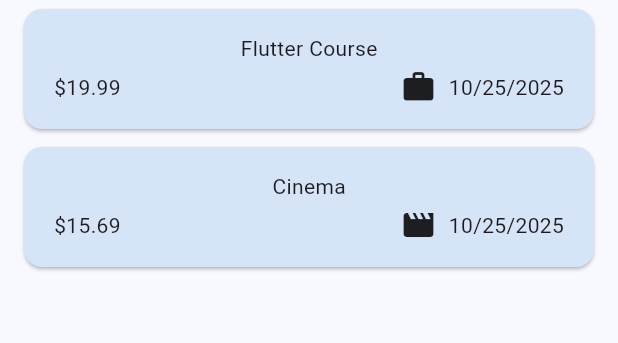
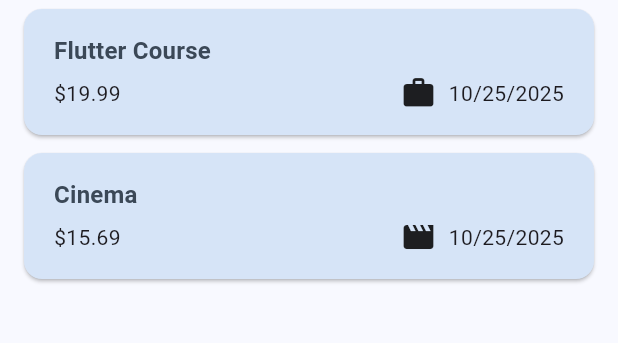
Before and after one commit to huseyinozenalbayrak/flutter-expense-tracker, a Flutter app: the screen it shows after launch, on a phone screen of 412 x 824 dp, the part 114-457 px from its top. Run offline on Flutter 3.47's test engine with Material 3 defaults, Android fonts, the phone set to English and light mode, and no system bars.

Commit message:
Enhance theme styles in main.dart and improve ExpenseItem display in expenses_list

```diff
--- a/lib/main.dart
+++ b/lib/main.dart
@@ -29,6 +29,11 @@ void main() {
             color: kColorScheme.onSecondaryContainer,
             fontSize: 22,
           ),
+          titleMedium: TextStyle(
+            fontSize: 16,
+            fontWeight: FontWeight.w600,
+            color: kColorScheme.onSecondaryContainer,
+          ),
         ),
       ),
       home: const Expenses(),
--- a/lib/widgets/expenses_list/expense_item.dart
+++ b/lib/widgets/expenses_list/expense_item.dart
@@ -12,8 +12,9 @@ class ExpenseItem extends StatelessWidget {
       child: Padding(
         padding: const EdgeInsets.symmetric(vertical: 16, horizontal: 20),
         child: Column(
+          crossAxisAlignment: CrossAxisAlignment.start,
           children: [
-            Text(expense.title),
+            Text(expense.title, style: Theme.of(context).textTheme.titleMedium),
             SizedBox(height: 4),
             Row(
               children: [
--- a/lib/widgets/expenses_list/expenses_list.dart
+++ b/lib/widgets/expenses_list/expenses_list.dart
@@ -17,6 +17,13 @@ class ExpensesList extends StatelessWidget {
     return ListView.builder(
       itemCount: expenses.length,
       itemBuilder: (ctx, index) => Dismissible(
+        background: Container(
+          color: Theme.of(context).colorScheme.error.withValues(alpha: 0.75),
+          margin: EdgeInsets.symmetric(
+            horizontal: Theme.of(context).cardTheme.margin!.horizontal,
+            vertical: 6,
+          ),
+        ),
         key: ValueKey(expenses[index]),
         onDismissed: (direction) {
           onRemoveExpense(expenses[index]);
```
